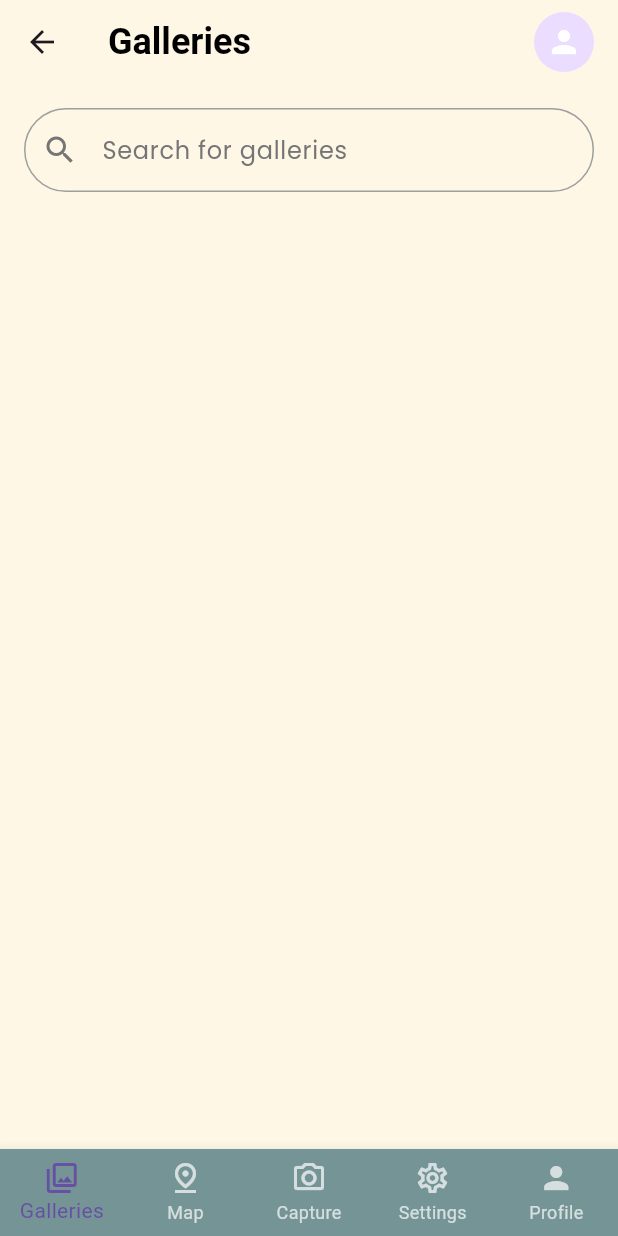
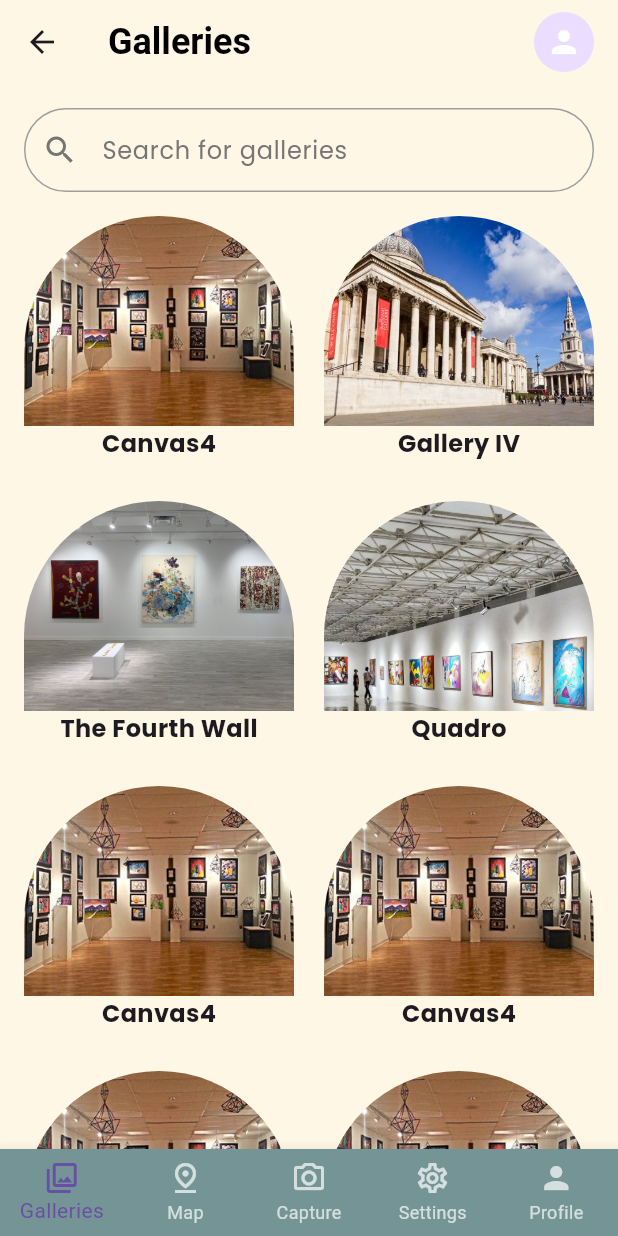
Before and after one commit to Mona-Badran/muse-frontend, a Flutter app: the CustomBottomNavBar screen opened directly, on a phone screen of 412 x 824 dp. Run offline on Flutter 3.47's test engine with Material 3 defaults, Android fonts, the phone set to English and light mode, and no system bars.

Commit message:
added images

```diff
--- a/lib/features/galleries/allGalleries.dart
+++ b/lib/features/galleries/allGalleries.dart
@@ -76,6 +76,40 @@ class AllGalleries extends StatelessWidget {
             hintText: "Search for galleries",
           ),
         ),
+        Expanded(
+          child: Padding(
+            padding: const EdgeInsets.symmetric(horizontal: 16.0),
+            child: GridView.builder(
+              gridDelegate: SliverGridDelegateWithFixedCrossAxisCount(
+                crossAxisCount: 2,
+                crossAxisSpacing: 20.0,
+                mainAxisSpacing: 10.0,
+              ),
+              itemCount: galleries.length,
+              itemBuilder: (context, index) {
+                final gallery = galleries[index];
+                return Column(
+                  mainAxisSize: MainAxisSize.min,
+                  children: [
+                    Flexible (
+                      child: ArchImage(
+                        imagePath: gallery.imagePath,
+                      ),
+                    ),
+                    Text(
+                      gallery.name,
+                      style: const TextStyle(
+                        fontSize: 16,
+                        fontWeight: FontWeight.bold,
+                        fontFamily: 'Poppins',
+                      ),
+                    ),
+                  ],
+                );
+              },
+            ),
+          ),
+        ),
       ],
     );
   }
```
